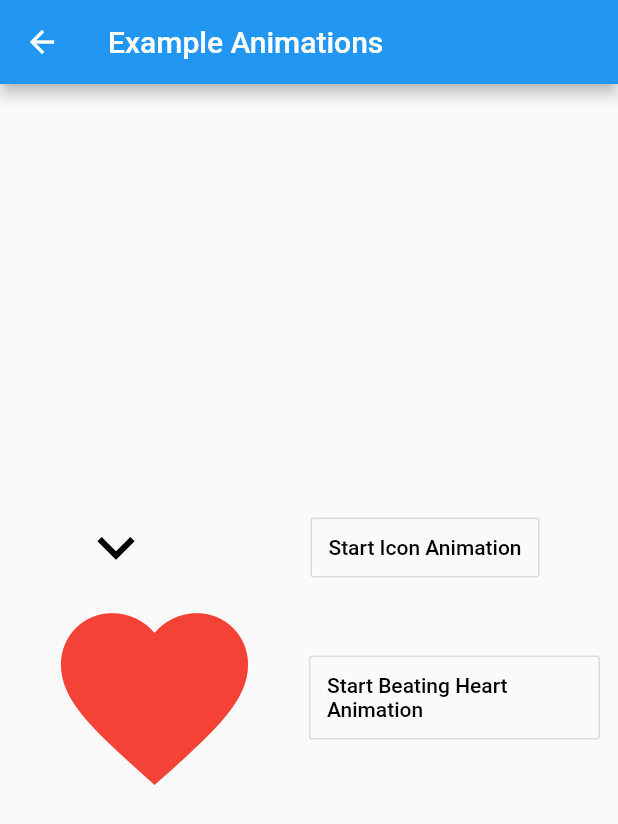
After one commit to linhtv97/flutter, a Flutter app: the screen it shows after launch, after a tap on "Rotation Animation", on a phone screen of 412 x 824 dp. The commit adds this screen. Shown: the top 824 px of the screen. Run offline on Flutter 3.47's test engine with Material 2 defaults, Android fonts, the phone set to English and light mode, and no system bars.

```diff
--- /dev/null
+++ b/lib/RotationAnimation.dart
@@ -0,0 +1,130 @@
+import 'dart:math';
+
+import 'package:flutter/material.dart';
+
+class RotationAnimation extends StatefulWidget {
+  @override
+  State<StatefulWidget> createState() {
+    return RotationAnimationState();
+  }
+}
+
+class RotationAnimationState extends State<RotationAnimation>
+    with TickerProviderStateMixin {
+  Animation _arrowAnimation, _heartAnimation;
+  AnimationController _arrowAnimationController, _heartAnimationController;
+  @override
+  void dispose() {
+    super.dispose();
+    _arrowAnimationController?.dispose();
+    _heartAnimationController?.dispose();
+  }
+  @override
+  void initState() {
+    super.initState();
+    _arrowAnimationController = AnimationController(
+        vsync: this,
+        duration: Duration(milliseconds: 300)); //set time handle animation
+    _arrowAnimation = Tween(begin: 0.0, end: pi)
+        .animate(_arrowAnimationController); //pi = π = 180°
+
+    _heartAnimationController = AnimationController(
+        vsync: this, duration: Duration(milliseconds: 1200));
+    _heartAnimation = Tween(begin: 150.0, end: 170.0).animate(CurvedAnimation(
+        curve: Curves.bounceOut, parent: _heartAnimationController));
+
+    _heartAnimationController.addStatusListener((AnimationStatus status) {
+      if (status == AnimationStatus.completed) {
+        _heartAnimationController.repeat();
+      }
+    });
+  }
+
+  @override
+  Widget build(BuildContext context) {
+    return Scaffold(
+      appBar: AppBar(
+        title: Text('Example Animations'),
+      ),
+      body: Column(
+        mainAxisAlignment: MainAxisAlignment.center,
+        children: <Widget>[
+          rotation(),
+          heart()
+        ],
+      ),
+    );
+  }
+
+  Widget rotation() {
+    return Row(
+      mainAxisAlignment: MainAxisAlignment.spaceAround,
+      children: <Widget>[
+        AnimatedBuilder(
+          animation: _arrowAnimationController,
+          builder: (context, child) => Transform.rotate(
+            angle: _arrowAnimation.value,
+            child: Icon(
+              Icons.expand_more,
+              size: 50.0,
+              color: Colors.black,
+            ),
+          ),
+        ),
+        OutlineButton(
+          color: Colors.white,
+          textColor: Colors.black,
+          padding: const EdgeInsets.all(12.0),
+          child: Text('Start Icon Animation'),
+          onPressed: () {
+            _arrowAnimationController.isCompleted
+                ? _arrowAnimationController.reverse()
+                : _arrowAnimationController.forward();
+          },
+          splashColor: Colors.green,
+        )
+      ],
+    );
+  }
+
+  Widget heart() {
+    return Row(
+      mainAxisAlignment: MainAxisAlignment.spaceAround,
+      children: <Widget>[
+        Expanded(
+          child: AnimatedBuilder(
+            animation: _heartAnimationController,
+            builder: (context, child) {
+              return Center(
+                child: Container(
+                  child: Center(
+                    child: Icon(
+                      Icons.favorite,
+                      color: Colors.red,
+                      size: _heartAnimation.value,
+                    ),
+                  ),
+                ),
+              );
+            },
+          ),
+        ),
+        Expanded(
+          child: Padding(
+            padding: const EdgeInsets.only(right: 12.0),
+            child: OutlineButton(
+              padding: const EdgeInsets.all(12.0),
+              color: Colors.white,
+              textColor: Colors.black,
+              child: Text('Start Beating Heart Animation'),
+              onPressed: () {
+                _heartAnimationController.forward();
+              },
+              splashColor: Colors.red,
+            ),
+          ),
+        )
+      ],
+    );
+  }
+}
--- a/lib/main.dart
+++ b/lib/main.dart
@@ -1,7 +1,9 @@
 import 'package:flutter/material.dart';
+import 'package:flutter_app_demo/BarChart.dart';
 import 'package:flutter_app_demo/Color.dart';
 import 'package:flutter_app_demo/Counter.dart';
 import 'package:flutter_app_demo/ListPost.dart';
+import 'package:flutter_app_demo/RotationAnimation.dart';
 
 void main() {
   runApp(MyApp());
@@ -79,6 +81,34 @@ class Home extends StatelessWidget {
                           builder: (context) => Color()));
                 },
               ),
+            ),
+            Padding(
+              padding: EdgeInsets.all(16.0),
+              child: MaterialButton(
+                textColor: Colors.green,
+                child: Text('Rotation Animation'),
+                color: Colors.orange,
+                onPressed: () {
+                  Navigator.push(
+                      context,
+                      MaterialPageRoute(
+                          builder: (context) => RotationAnimation()));
+                },
+              ),
+            ),
+            Padding(
+              padding: EdgeInsets.all(16.0),
+              child: MaterialButton(
+                textColor: Colors.green,
+                child: Text('Bar Chart'),
+                color: Colors.orange,
+                onPressed: () {
+                  Navigator.push(
+                      context,
+                      MaterialPageRoute(
+                          builder: (context) => BarChart()));
+                },
+              ),
             )
           ],
         ),
```
Also changed, not shown: lib/BarChart.dart (added, +54 -0 lines).
